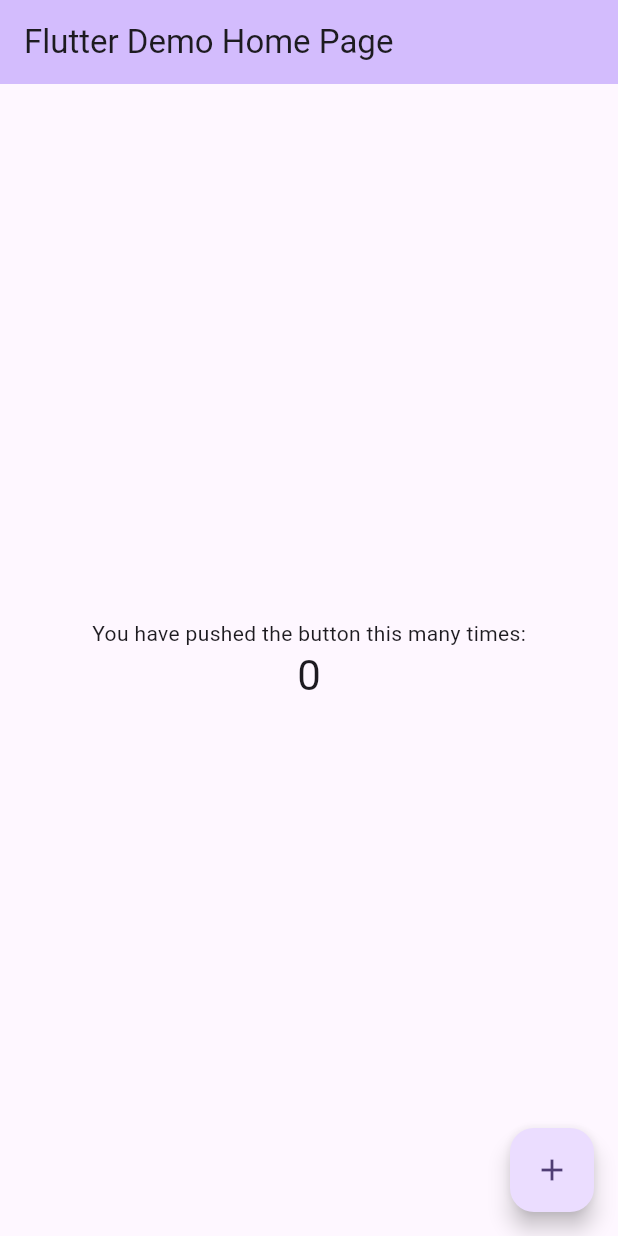
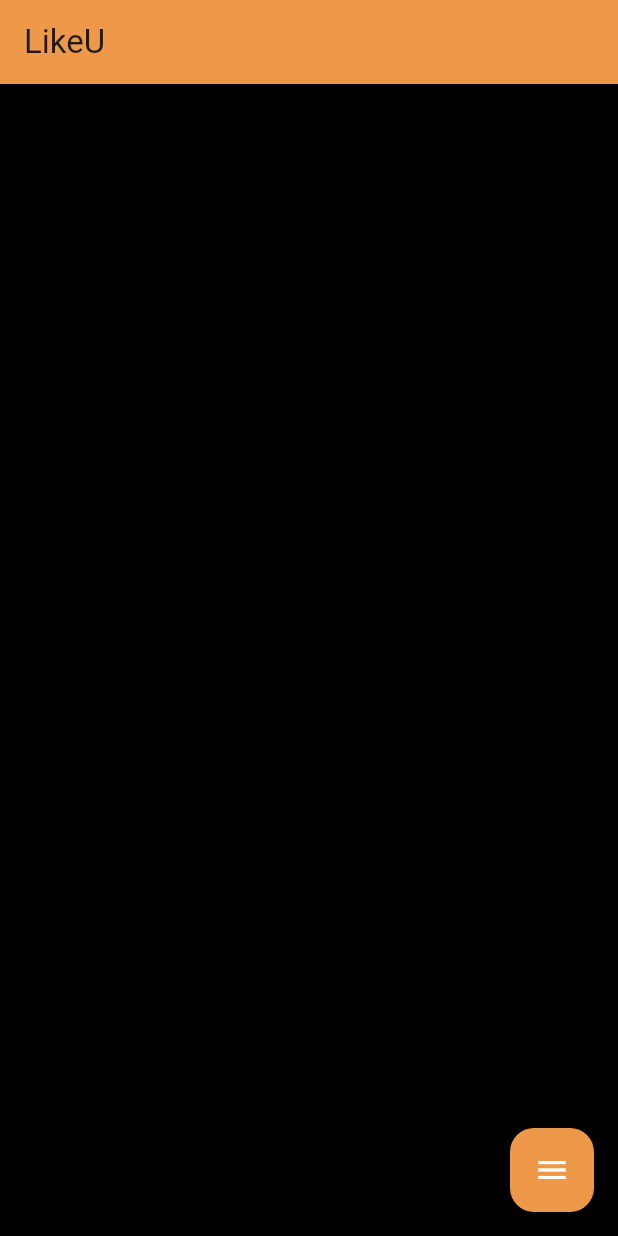
Before and after one commit to seunggihong/flutter-likeu, a Flutter app: the screen it shows after launch, on a phone screen of 412 x 824 dp. Run offline on Flutter 3.47's test engine with Material 3 defaults, Android fonts, the phone set to English and light mode, and no system bars; drawn by our look-alikes of flutter_expandable_fab.

Commit message:
add: init

```diff
--- a/lib/main.dart
+++ b/lib/main.dart
@@ -1,125 +1,23 @@
 import 'package:flutter/material.dart';
+import 'package:flutter_likeu/utils/app_colors.dart';
 
-void main() {
-  runApp(const MyApp());
-}
+import 'package:flutter_likeu/views/main/main_view.dart';
+
+void main() => runApp(const MyApp());
 
 class MyApp extends StatelessWidget {
   const MyApp({super.key});
 
-  // This widget is the root of your application.
   @override
   Widget build(BuildContext context) {
     return MaterialApp(
-      title: 'Flutter Demo',
+      debugShowCheckedModeBanner: false,
+      title: 'Like You',
       theme: ThemeData(
-        // This is the theme of your application.
-        //
-        // TRY THIS: Try running your application with "flutter run". You'll see
-        // the application has a purple toolbar. Then, without quitting the app,
-        // try changing the seedColor in the colorScheme below to Colors.green
-        // and then invoke "hot reload" (save your changes or press the "hot
-        // reload" button in a Flutter-supported IDE, or press "r" if you used
-        // the command line to start the app).
-        //
-        // Notice that the counter didn't reset back to zero; the application
-        // state is not lost during the reload. To reset the state, use hot
-        // restart instead.
-        //
-        // This works for code too, not just values: Most code changes can be
-        // tested with just a hot reload.
-        colorScheme: ColorScheme.fromSeed(seedColor: Colors.deepPurple),
-        useMaterial3: true,
-      ),
-      home: const MyHomePage(title: 'Flutter Demo Home Page'),
+          textTheme: const TextTheme(),
+          scaffoldBackgroundColor: AppColors.backGroundColor,
+          appBarTheme: const AppBarTheme(color: AppColors.primaryColor)),
+      home: const MainView(),
     );
   }
 }
-
-class MyHomePage extends StatefulWidget {
-  const MyHomePage({super.key, required this.title});
-
-  // This widget is the home page of your application. It is stateful, meaning
-  // that it has a State object (defined below) that contains fields that affect
-  // how it looks.
-
-  // This class is the configuration for the state. It holds the values (in this
-  // case the title) provided by the parent (in this case the App widget) and
-  // used by the build method of the State. Fields in a Widget subclass are
-  // always marked "final".
-
-  final String title;
-
-  @override
-  State<MyHomePage> createState() => _MyHomePageState();
-}
-
-class _MyHomePageState extends State<MyHomePage> {
-  int _counter = 0;
-
-  void _incrementCounter() {
-    setState(() {
-      // This call to setState tells the Flutter framework that something has
-      // changed in this State, which causes it to rerun the build method below
-      // so that the display can reflect the updated values. If we changed
-      // _counter without calling setState(), then the build method would not be
-      // called again, and so nothing would appear to happen.
-      _counter++;
-    });
-  }
-
-  @override
-  Widget build(BuildContext context) {
-    // This method is rerun every time setState is called, for instance as done
-    // by the _incrementCounter method above.
-    //
-    // The Flutter framework has been optimized to make rerunning build methods
-    // fast, so that you can just rebuild anything that needs updating rather
-    // than having to individually change instances of widgets.
-    return Scaffold(
-      appBar: AppBar(
-        // TRY THIS: Try changing the color here to a specific color (to
-        // Colors.amber, perhaps?) and trigger a hot reload to see the AppBar
-        // change color while the other colors stay the same.
-        backgroundColor: Theme.of(context).colorScheme.inversePrimary,
-        // Here we take the value from the MyHomePage object that was created by
-        // the App.build method, and use it to set our appbar title.
-        title: Text(widget.title),
-      ),
-      body: Center(
-        // Center is a layout widget. It takes a single child and positions it
-        // in the middle of the parent.
-        child: Column(
-          // Column is also a layout widget. It takes a list of children and
-          // arranges them vertically. By default, it sizes itself to fit its
-          // children horizontally, and tries to be as tall as its parent.
-          //
-          // Column has various properties to control how it sizes itself and
-          // how it positions its children. Here we use mainAxisAlignment to
-          // center the children vertically; the main axis here is the vertical
-          // axis because Columns are vertical (the cross axis would be
-          // horizontal).
-          //
-          // TRY THIS: Invoke "debug painting" (choose the "Toggle Debug Paint"
-          // action in the IDE, or press "p" in the console), to see the
-          // wireframe for each widget.
-          mainAxisAlignment: MainAxisAlignment.center,
-          children: <Widget>[
-            const Text(
-              'You have pushed the button this many times:',
-            ),
-            Text(
-              '$_counter',
-              style: Theme.of(context).textTheme.headlineMedium,
-            ),
-          ],
-        ),
-      ),
-      floatingActionButton: FloatingActionButton(
-        onPressed: _incrementCounter,
-        tooltip: 'Increment',
-        child: const Icon(Icons.add),
-      ), // This trailing comma makes auto-formatting nicer for build methods.
-    );
-  }
-}
--- /dev/null
+++ b/lib/utils/app_colors.dart
@@ -0,0 +1,6 @@
+import 'package:flutter/material.dart';
+
+class AppColors {
+  static const Color primaryColor = Color(0xffEE9849);
+  static const Color backGroundColor = Colors.black;
+}
--- /dev/null
+++ b/lib/views/main/components/fab.dart
@@ -0,0 +1,95 @@
+import 'dart:developer';
+
+import 'package:flutter/cupertino.dart';
+import 'package:flutter/material.dart';
+import 'package:flutter_expandable_fab/flutter_expandable_fab.dart';
+import 'package:flutter_likeu/utils/app_colors.dart';
+
+/// Views
+import 'package:flutter_likeu/views/chart/chart_view.dart';
+import 'package:flutter_likeu/views/profile/profile_view.dart';
+
+class Fab extends StatelessWidget {
+  const Fab({
+    super.key,
+  });
+
+  @override
+  Widget build(BuildContext context) {
+    return ExpandableFab(
+        type: ExpandableFabType.up,
+
+        /// Open Button settings
+        openButtonBuilder: RotateFloatingActionButtonBuilder(
+          child: const Icon(Icons.menu),
+          fabSize: ExpandableFabSize.regular,
+          backgroundColor: AppColors.primaryColor,
+          foregroundColor: Colors.white,
+        ),
+
+        /// Close Button settings
+        closeButtonBuilder: RotateFloatingActionButtonBuilder(
+          child: const Icon(Icons.close_sharp),
+          fabSize: ExpandableFabSize.regular,
+          backgroundColor: Colors.white,
+          foregroundColor: AppColors.primaryColor,
+        ),
+
+        ///
+        overlayStyle: ExpandableFabOverlayStyle(
+          color: AppColors.backGroundColor.withOpacity(0.3),
+          blur: 5,
+        ),
+        distance: 70,
+        children: [
+          /// Open Camera Button
+          FloatingActionButton(
+            heroTag: null,
+            onPressed: () {
+              /// Open Camera func
+              log("Open Camera");
+            },
+            backgroundColor: AppColors.primaryColor,
+            child: const Icon(
+              Icons.camera_alt_outlined,
+              color: Colors.white,
+              size: 30,
+            ),
+          ),
+
+          /// Open Chart Button
+          FloatingActionButton(
+            heroTag: null,
+            onPressed: () {
+              /// Naviagtor < Chart View >
+              log("Open Chart View");
+              Navigator.push(context,
+                  CupertinoPageRoute(builder: (_) => const ChartView()));
+            },
+            backgroundColor: AppColors.primaryColor,
+            child: const Icon(
+              Icons.line_axis,
+              color: Colors.white,
+              size: 30,
+            ),
+          ),
+
+          /// Open Profile Button
+          FloatingActionButton(
+            heroTag: null,
+            onPressed: () {
+              /// Navigator < Profile View >
+              log("Open Profile View");
+              Navigator.push(context,
+                  CupertinoPageRoute(builder: (_) => const ProfileView()));
+            },
+            backgroundColor: AppColors.primaryColor,
+            child: const Icon(
+              Icons.person_outline,
+              color: Colors.white,
+              size: 30,
+            ),
+          )
+        ]);
+  }
+}
--- /dev/null
+++ b/lib/views/main/main_view.dart
@@ -0,0 +1,28 @@
+import 'dart:developer';
+
+import 'package:flutter/material.dart';
+import 'package:flutter_expandable_fab/flutter_expandable_fab.dart';
+import 'package:flutter_likeu/views/main/components/fab.dart';
+
+class MainView extends StatefulWidget {
+  const MainView({super.key});
+
+  @override
+  State<MainView> createState() => _MainViewState();
+}
+
+class _MainViewState extends State<MainView> {
+  @override
+  Widget build(BuildContext context) {
+    return Scaffold(
+      appBar: AppBar(title: const Text("LikeU")),
+
+      /// Open Menu Button
+      floatingActionButtonLocation: ExpandableFab.location,
+      floatingActionButton: const Fab(),
+
+      /// Body
+      body: Container(),
+    );
+  }
+}
--- a/pubspec.yaml
+++ b/pubspec.yaml
@@ -35,6 +35,7 @@ dependencies:
   # The following adds the Cupertino Icons font to your application.
   # Use with the CupertinoIcons class for iOS style icons.
   cupertino_icons: ^1.0.8
+  flutter_expandable_fab: ^2.3.0
 
 dev_dependencies:
   flutter_test:
```
Also changed, not shown: lib/views/chart/chart_view.dart (added, +25 -0 lines), lib/views/profile/profile_view.dart (added, +45 -0 lines), pubspec.lock.
